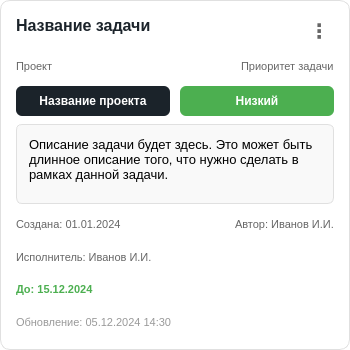
Old version of the form ui/my_tasks/task_card.ui in the repository lerakaplich/TaskPlanner2.
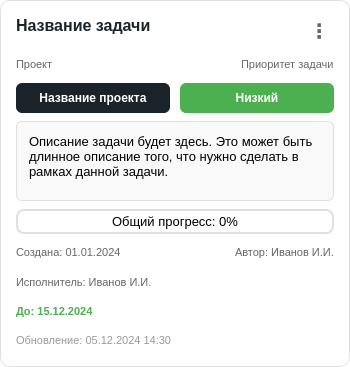
New version of the form.

What changed in the file:
```diff
--- a/ui/my_tasks/task_card.ui
+++ b/ui/my_tasks/task_card.ui
@@ -7,7 +7,7 @@
     <x>0</x>
     <y>0</y>
     <width>350</width>
-    <height>350</height>
+    <height>367</height>
    </rect>
   </property>
   <property name="sizePolicy">
@@ -280,6 +280,48 @@
      </property>
     </layout>
    </item>
+   <item>
+    <widget class="QProgressBar" name="overallProgress">
+     <property name="sizePolicy">
+      <sizepolicy hsizetype="Expanding" vsizetype="Fixed">
+       <horstretch>1</horstretch>
+       <verstretch>0</verstretch>
+      </sizepolicy>
+     </property>
+     <property name="maximumSize">
+      <size>
+       <width>16777215</width>
+       <height>25</height>
+      </size>
+     </property>
+     <property name="styleSheet">
+      <string notr="true">QProgressBar {
+    border: 2px solid #E0E0E0;
+    border-radius: 8px;
+    text-align: center;
+    background-color: white;
+    font-size: 13px;
+}
+QProgressBar:hover {
+    border: 2px solid #ccab6e;
+}
+QProgressBar::chunk {
+    background-color: #D22730;
+    border-radius: 8px;
+}
+</string>
+     </property>
+     <property name="value">
+      <number>0</number>
+     </property>
+     <property name="textVisible">
+      <bool>true</bool>
+     </property>
+     <property name="format">
+      <string>Общий прогресс: %p%</string>
+     </property>
+    </widget>
+   </item>
    <item>
     <layout class="QHBoxLayout" name="createdLayout">
      <item>
```
